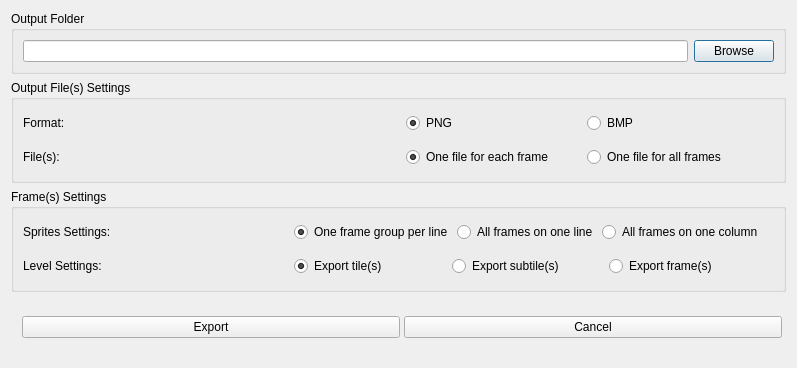
The window that source/exportdialog.ui (diasurgical/d1-graphics-tool) describes before a commit, drawn with Qt 5.
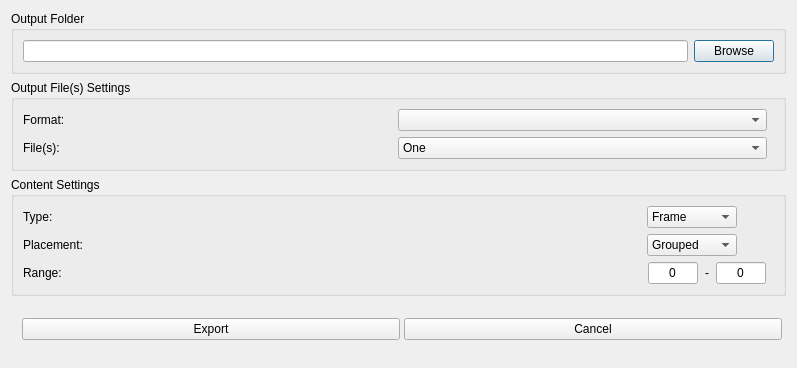
The same window after the commit.

Commit message: improve the export options

```diff
--- a/source/exportdialog.ui
+++ b/source/exportdialog.ui
@@ -54,55 +54,14 @@
        </widget>
       </item>
       <item row="0" column="1">
-       <widget class="QWidget" name="filesFormatWidget" native="true">
-        <layout class="QHBoxLayout" name="horizontalLayout_2">
-         <property name="spacing">
-          <number>4</number>
-         </property>
-         <property name="leftMargin">
-          <number>4</number>
-         </property>
-         <property name="topMargin">
-          <number>4</number>
-         </property>
-         <property name="rightMargin">
-          <number>4</number>
-         </property>
-         <property name="bottomMargin">
-          <number>4</number>
-         </property>
-         <item>
-          <widget class="QRadioButton" name="pngRadioButton">
-           <property name="text">
-            <string>PNG</string>
-           </property>
-           <property name="checked">
-            <bool>true</bool>
-           </property>
-           <attribute name="buttonGroup">
-            <string notr="true">outputFilesFormatButtonGroup</string>
-           </attribute>
-          </widget>
-         </item>
-         <item>
-          <widget class="QRadioButton" name="bmpRadioButton">
-           <property name="text">
-            <string>BMP</string>
-           </property>
-           <attribute name="buttonGroup">
-            <string notr="true">outputFilesFormatButtonGroup</string>
-           </attribute>
-          </widget>
-         </item>
-         <item>
-          <spacer name="filesHorizontalSpacer">
-           <property name="orientation">
-            <enum>Qt::Horizontal</enum>
-           </property>
-          </spacer>
-         </item>
-        </layout>
-       </widget>
+       <widget class="QComboBox" name="formatComboBox"/>
+      </item>
+      <item row="0" column="2">
+       <spacer name="horizontalSpacer">
+        <property name="orientation">
+         <enum>Qt::Horizontal</enum>
+        </property>
+       </spacer>
       </item>
       <item row="1" column="0">
        <widget class="QLabel" name="outputFilesLabel">
@@ -112,168 +71,189 @@
        </widget>
       </item>
       <item row="1" column="1">
-       <widget class="QWidget" name="filesSettingWidget" native="true">
-        <layout class="QHBoxLayout" name="horizontalLayout_6">
-         <property name="spacing">
-          <number>4</number>
+       <widget class="QComboBox" name="filesCountComboBox">
+        <item>
+         <property name="text">
+          <string>One</string>
          </property>
-         <property name="leftMargin">
-          <number>4</number>
+        </item>
+        <item>
+         <property name="text">
+          <string>Multi</string>
          </property>
-         <property name="topMargin">
-          <number>4</number>
-         </property>
-         <property name="rightMargin">
-          <number>4</number>
-         </property>
-         <property name="bottomMargin">
-          <number>4</number>
-         </property>
-         <item>
-          <widget class="QRadioButton" name="oneFileForEachFrameRadioButton">
-           <property name="text">
-            <string>One file for each frame</string>
-           </property>
-           <property name="checked">
-            <bool>true</bool>
-           </property>
-           <attribute name="buttonGroup">
-            <string notr="true">outputFilesButtonGroup</string>
-           </attribute>
-          </widget>
-         </item>
-         <item>
-          <widget class="QRadioButton" name="oneFileForAllFramesRadioButton">
-           <property name="text">
-            <string>One file for all frames</string>
-           </property>
-           <property name="checked">
-            <bool>false</bool>
-           </property>
-           <attribute name="buttonGroup">
-            <string notr="true">outputFilesButtonGroup</string>
-           </attribute>
-          </widget>
-         </item>
-         <item>
-          <spacer name="filesFormatHorizontalSpacer">
-           <property name="orientation">
-            <enum>Qt::Horizontal</enum>
-           </property>
-          </spacer>
-         </item>
-        </layout>
+        </item>
        </widget>
       </item>
+      <item row="1" column="2">
+       <spacer name="horizontalSpacer">
+        <property name="orientation">
+         <enum>Qt::Horizontal</enum>
+        </property>
+       </spacer>
+      </item>
      </layout>
     </widget>
    </item>
    <item>
     <widget class="QGroupBox" name="framesSettingsGroupBox">
      <property name="title">
-      <string>Frame(s) Settings</string>
+      <string>Content Settings</string>
      </property>
      <layout class="QGridLayout" name="gridLayout_2">
       <item row="0" column="0">
        <widget class="QLabel" name="spritesSettingsLabel">
         <property name="text">
-         <string>Sprites Settings:</string>
+         <string>Type:</string>
         </property>
        </widget>
       </item>
       <item row="0" column="1">
-       <widget class="QWidget" name="spritesSettingsWidget" native="true">
-        <layout class="QHBoxLayout" name="horizontalLayout_7">
-         <property name="spacing">
-          <number>4</number>
+       <widget class="QComboBox" name="contentTypeComboBox">
+        <property name="minimumSize">
+         <size>
+          <width>90</width>
+          <height>0</height>
+         </size>
+        </property>
+        <property name="maximumSize">
+         <size>
+          <width>90</width>
+          <height>16777215</height>
+         </size>
+        </property>
+        <item>
+         <property name="text">
+          <string>Frame</string>
          </property>
-         <property name="leftMargin">
-          <number>4</number>
+        </item>
+        <item>
+         <property name="text">
+          <string>Subtile</string>
          </property>
-         <property name="topMargin">
-          <number>4</number>
+        </item>
+        <item>
+         <property name="text">
+          <string>Flat Tile</string>
          </property>
-         <property name="rightMargin">
-          <number>4</number>
+        </item>
+        <item>
+         <property name="text">
+          <string>2.5D Tile</string>
          </property>
-         <property name="bottomMargin">
-          <number>4</number>
-         </property>
-         <item>
-          <widget class="QRadioButton" name="oneFrameGroupPerLineRadioButton">
-           <property name="text">
-            <string>One frame group per line</string>
-           </property>
-           <property name="checked">
-            <bool>true</bool>
-           </property>
-           <attribute name="buttonGroup">
-            <string notr="true">spritesSettingsButtonGroup</string>
-           </attribute>
-          </widget>
-         </item>
-         <item>
-          <widget class="QRadioButton" name="allFramesOnOneLineRadioButton">
-           <property name="text">
-            <string>All frames on one line</string>
-           </property>
-           <attribute name="buttonGroup">
-            <string notr="true">spritesSettingsButtonGroup</string>
-           </attribute>
-          </widget>
-         </item>
-         <item>
-          <widget class="QRadioButton" name="allFramesOnOneColumnRadioButton">
-           <property name="text">
-            <string>All frames on one column</string>
-           </property>
-           <attribute name="buttonGroup">
-            <string notr="true">spritesSettingsButtonGroup</string>
-           </attribute>
-          </widget>
-         </item>
-         <item>
-          <spacer name="horizontalSpacer_2">
-           <property name="orientation">
-            <enum>Qt::Horizontal</enum>
-           </property>
-          </spacer>
-         </item>
-        </layout>
+        </item>
        </widget>
       </item>
+      <item row="0" column="2">
+       <spacer name="horizontalSpacer">
+        <property name="orientation">
+         <enum>Qt::Horizontal</enum>
+        </property>
+       </spacer>
+      </item>
       <item row="1" column="0">
        <widget class="QLabel" name="levelFramesLabel">
         <property name="text">
-         <string>Level Settings:</string>
+         <string>Placement:</string>
         </property>
        </widget>
       </item>
       <item row="1" column="1">
-       <widget class="QWidget" name="levelFramesSettingsWidget" native="true">
-        <layout class="QHBoxLayout" name="horizontalLayout_5">
+       <widget class="QComboBox" name="contentPlacementComboBox">
+        <property name="minimumSize">
+         <size>
+          <width>90</width>
+          <height>0</height>
+         </size>
+        </property>
+        <property name="maximumSize">
+         <size>
+          <width>90</width>
+          <height>16777215</height>
+         </size>
+        </property>
+        <item>
+         <property name="text">
+          <string>Grouped</string>
+         </property>
+        </item>
+        <item>
+         <property name="text">
+          <string>One line</string>
+         </property>
+        </item>
+        <item>
+         <property name="text">
+          <string>One column</string>
+         </property>
+        </item>
+       </widget>
+      </item>
+      <item row="1" column="2">
+       <spacer name="horizontalSpacer">
+        <property name="orientation">
+         <enum>Qt::Horizontal</enum>
+        </property>
+       </spacer>
+      </item>
+      <item row="2" column="0">
+       <widget class="QLabel" name="outputContentRangeLabel">
+        <property name="text">
+         <string>Range:</string>
+        </property>
+       </widget>
+      </item>
+      <item row="2" column="1">
+       <widget class="QWidget" name="rangeFieldsWidget" native="true">
+        <property name="minimumSize">
+         <size>
+          <width>120</width>
+          <height>0</height>
+         </size>
+        </property>
+        <property name="maximumSize">
+         <size>
+          <width>120</width>
+          <height>16777215</height>
+         </size>
+        </property>
+        <layout class="QHBoxLayout" name="horizontalLayout_2">
          <property name="spacing">
           <number>4</number>
          </property>
          <property name="leftMargin">
-          <number>4</number>
+          <number>0</number>
          </property>
          <property name="topMargin">
-          <number>4</number>
+          <number>0</number>
          </property>
          <property name="rightMargin">
-          <number>4</number>
+          <number>0</number>
          </property>
          <property name="bottomMargin">
-          <number>4</number>
+          <number>0</number>
          </property>
          <item>
-          <widget class="QRadioButton" name="exportLevelTiles">
+          <widget class="QLineEdit" name="contentRangeFromEdit">
+           <property name="minimumSize">
+            <size>
+             <width>50</width>
+             <height>0</height>
+            </size>
+           </property>
+           <property name="maximumSize">
+            <size>
+             <width>50</width>
+             <height>16777215</height>
+            </size>
+           </property>
+           <property name="toolTip">
+            <string>From</string>
+           </property>
            <property name="text">
-            <string>Export tile(s)</string>
+            <string>0</string>
            </property>
-           <property name="checked">
-            <bool>true</bool>
+           <property name="alignment">
+            <set>Qt::AlignCenter</set>
            </property>
            <attribute name="buttonGroup">
             <string notr="true">levelFramesButtonGroup</string>
@@ -281,38 +261,65 @@
           </widget>
          </item>
          <item>
-          <widget class="QRadioButton" name="exportLevelSubtiles">
+          <widget class="QLabel" name="contentRangeSepLabel">
+           <property name="minimumSize">
+            <size>
+             <width>8</width>
+             <height>0</height>
+            </size>
+           </property>
+           <property name="maximumSize">
+            <size>
+             <width>8</width>
+             <height>16777215</height>
+            </size>
+           </property>
            <property name="text">
-            <string>Export subtile(s)</string>
+            <string>-</string>
            </property>
-           <attribute name="buttonGroup">
-            <string notr="true">levelFramesButtonGroup</string>
-           </attribute>
+           <property name="alignment">
+            <set>Qt::AlignCenter</set>
+           </property>
           </widget>
          </item>
          <item>
-          <widget class="QRadioButton" name="exportLevelFrames">
+          <widget class="QLineEdit" name="contentRangeToEdit">
+           <property name="minimumSize">
+            <size>
+             <width>50</width>
+             <height>0</height>
+            </size>
+           </property>
+           <property name="maximumSize">
+            <size>
+             <width>50</width>
+             <height>16777215</height>
+            </size>
+           </property>
+           <property name="toolTip">
+            <string>To</string>
+           </property>
            <property name="text">
-            <string>Export frame(s)</string>
+            <string>0</string>
            </property>
-           <property name="checked">
-            <bool>false</bool>
+           <property name="alignment">
+            <set>Qt::AlignCenter</set>
            </property>
            <attribute name="buttonGroup">
             <string notr="true">levelFramesButtonGroup</string>
            </attribute>
           </widget>
          </item>
-         <item>
-          <spacer name="framesHorizontalSpacer_2">
-           <property name="orientation">
-            <enum>Qt::Horizontal</enum>
-           </property>
-          </spacer>
-         </item>
         </layout>
        </widget>
       </item>
+      <item row="2" column="2">
+       <spacer name="horizontalSpacer">
+        <property name="orientation">
+         <enum>Qt::Horizontal</enum>
+        </property>
+       </spacer>
+      </item>
      </layout>
     </widget>
    </item>
```
Left out of the diff: 27 changed lines with no effect on the pictures. The commit also changes 8 other files.
